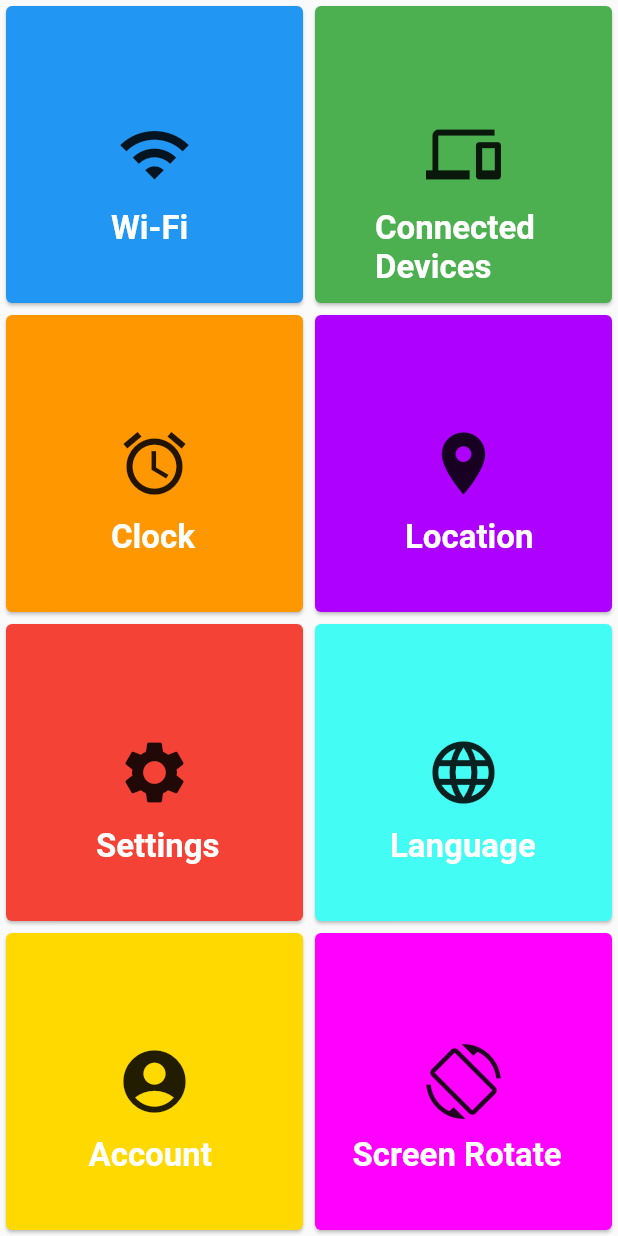
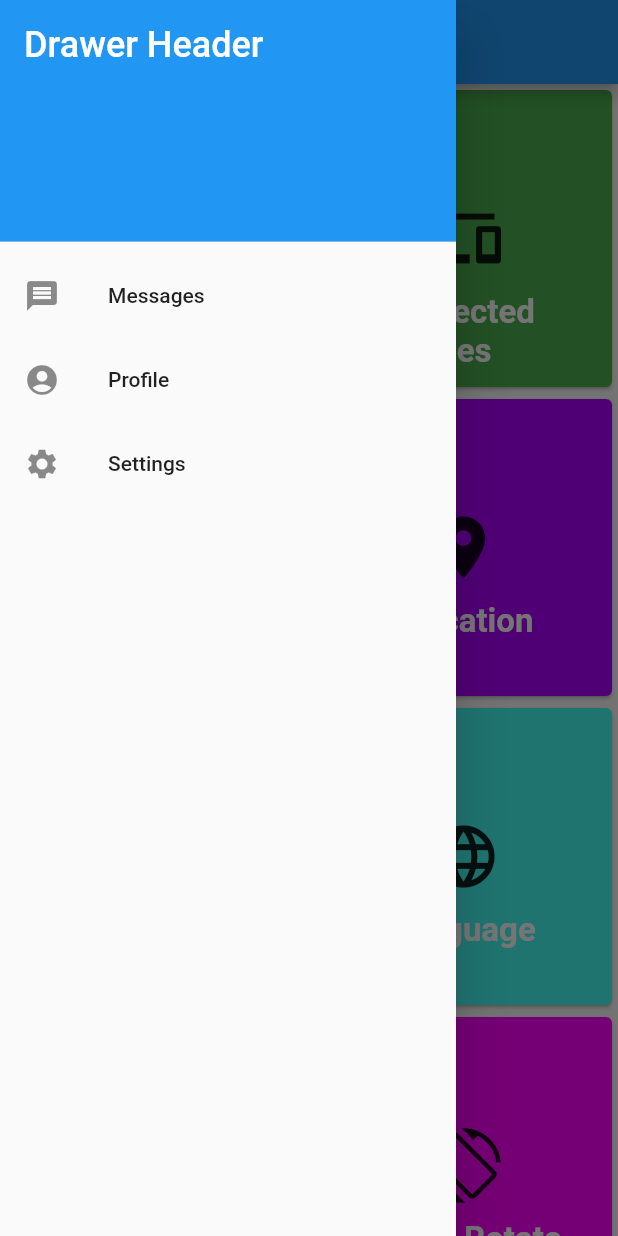
Before and after one commit to Anasahmed01/l-view-g-view, a Flutter app: the screen it shows after launch, with the side drawer open (before the commit the screen has no drawer), on a phone screen of 412 x 824 dp. Run offline on Flutter 3.47's test engine with Material 2 defaults, Android fonts, the phone set to English and light mode, and no system bars.

Commit message:
drawar_add

```diff
--- a/lib/home.dart
+++ b/lib/home.dart
@@ -6,6 +6,44 @@ class Homeapp extends StatelessWidget {
   @override
   Widget build(BuildContext context) {
     return Scaffold(
+      appBar: AppBar(
+        centerTitle: true,
+        title: const Text("MyApp"),
+        titleTextStyle: const TextStyle(
+          fontSize: 30.0,
+        ),
+      ),
+      drawer: Drawer(
+        child: ListView(
+          padding: EdgeInsets.zero,
+          children: const <Widget>[
+            DrawerHeader(
+              decoration: BoxDecoration(
+                color: Colors.blue,
+              ),
+              child: Text(
+                'Drawer Header',
+                style: TextStyle(
+                  color: Colors.white,
+                  fontSize: 24,
+                ),
+              ),
+            ),
+            ListTile(
+              leading: Icon(Icons.message),
+              title: Text('Messages'),
+            ),
+            ListTile(
+              leading: Icon(Icons.account_circle),
+              title: Text('Profile'),
+            ),
+            ListTile(
+              leading: Icon(Icons.settings),
+              title: Text('Settings'),
+            ),
+          ],
+        ),
+      ),
       body: GridView.count(
         crossAxisCount: 2,
         children: [
```
Also changed, not shown: lib/wigit.dart (deleted).
